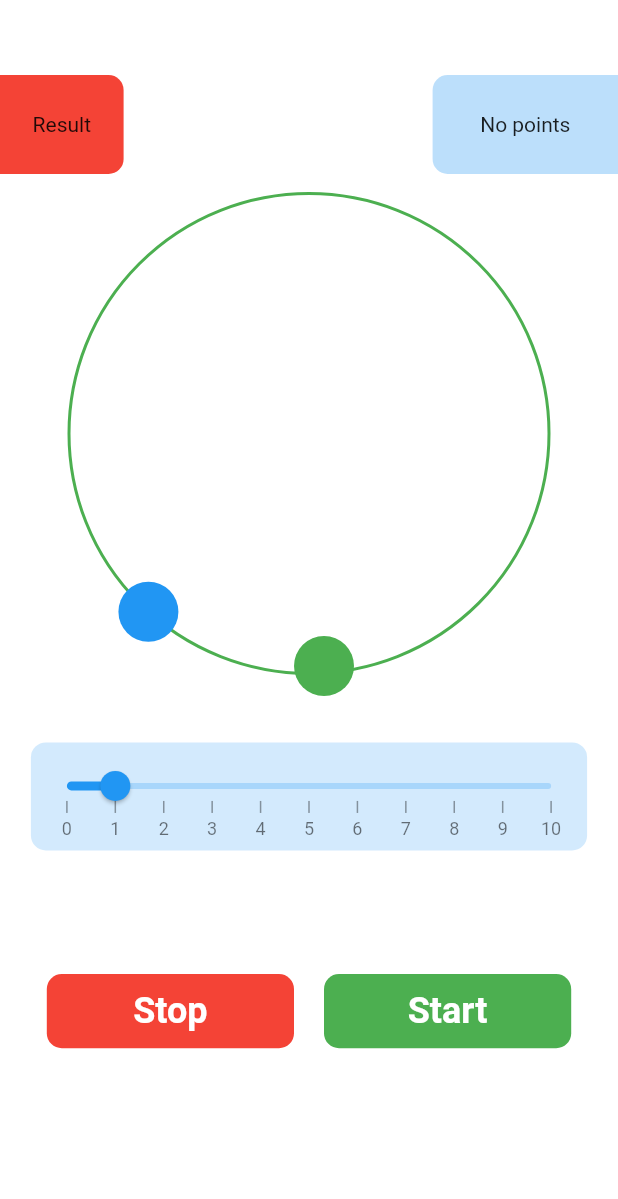
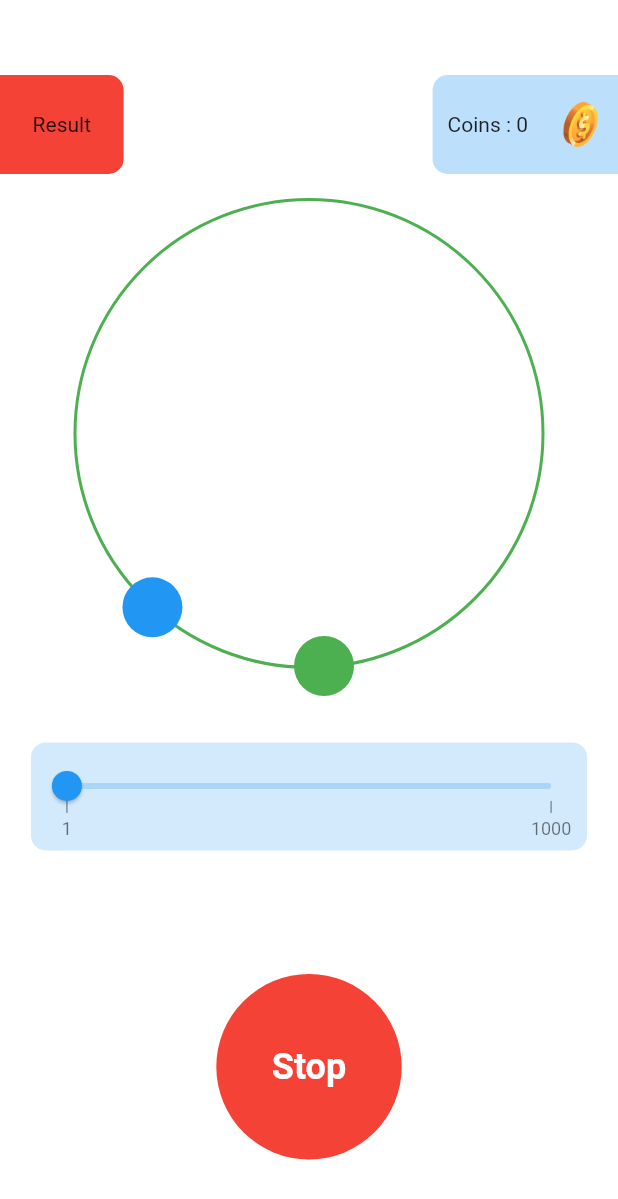
Before and after one commit to Abdulah-butt/M-I, a Flutter app: the HomeScreen screen opened by its route, after a tap on "Start", on a phone screen of 412 x 824 dp. Shown: the top 1199 px of the screen. Run offline on Flutter 3.47's test engine with Material 2 defaults, Android fonts, the phone set to English and light mode, and no system bars; drawn by our look-alikes of syncfusion_flutter_sliders; our stand-ins replace cloud_firestore, firebase_auth, firebase_core, flutter_svg, fluttertoast, google_sign_in and 1 more; missing offline and left inert: flutter_facebook_auth; accounts and stored records are empty.

Commit message:
axis fixed

```diff
--- a/lib/view/home_screen.dart
+++ b/lib/view/home_screen.dart
@@ -87,10 +87,26 @@ class _PlanetsState extends State<HomeScreen> with TickerProviderStateMixin {
                         stream: getPoints(),
                         builder: (context, snapshot) {
                           if (!snapshot.hasData) {
-                            return Center(child: Text('Getting points....'));
+                            return Center(
+                                child: Row(
+                                  mainAxisAlignment: MainAxisAlignment.spaceAround,
+                                  children: [
+                                    Text(
+                                        'Getting coins...'),
+                                    Image.asset(AssetsPath.coinPath,height: 30,width: 30,)
+                                  ],
+                                ));
                           }
                           if (snapshot.data!.size == 0) {
-                            return Center(child: Text('No points'));
+                            return Center(
+                                child: Row(
+                                  mainAxisAlignment: MainAxisAlignment.spaceAround,
+                                  children: [
+                                    Text(
+                                        'Coins : 0'),
+                                    Image.asset(AssetsPath.coinPath,height: 30,width: 30,)
+                                  ],
+                                ));
                           }
                           return Center(
                               child: Row(
@@ -129,21 +145,26 @@ class _PlanetsState extends State<HomeScreen> with TickerProviderStateMixin {
                   color: Colors.blue.withOpacity(0.2)),
               width: width * 0.9,
               child: SfSlider(
-                min: 0.0,
-                max: 10.0,
+                min: 1.0,
+                max: 1000.0,
                 value: _value,
-                interval: 1,
+                interval: 999,
                 showTicks: true,
                 showLabels: true,
                 enableTooltip: true,
-               // minorTicksPerInterval: 1,
+                minorTicksPerInterval: 50,
                 onChanged: (value) {
                   setState(() {
                     _value = value;
                     int range = value.toInt();
-                    int speed = 11 - range;
-                    _controller!.duration = Duration(seconds: speed);
-
+                    print("speed is $range");
+                    if(range==1000){
+                      _controller!.duration = Duration(milliseconds: 10);
+                    }
+                    else{
+                      int speed = 1000 - range;
+                      _controller!.duration = Duration(milliseconds:speed*2);
+                    }
                     _controller?.forward();
                     _controller?.repeat();
                   });
@@ -153,19 +174,22 @@ class _PlanetsState extends State<HomeScreen> with TickerProviderStateMixin {
             SizedBox(
               height: height * 0.1,
             ),
-            Row(
-              mainAxisAlignment: MainAxisAlignment.center,
-              crossAxisAlignment: CrossAxisAlignment.center,
-              children: [
-                InkWell(
+            GestureDetector(
               child: Container(
-                    width: width * 0.40,
-                    height: height * 0.06,
-                    child: Padding(
+                //width: width * 0.40,
+                 height: height * 0.15,
+                child:  Padding(
                   padding: const EdgeInsets.symmetric(
                       horizontal: 30.0, vertical: 5),
                   child: Center(
-                        child: Text(
+                    child: isStop?const Text(
+                      "Start",
+                      style: TextStyle(
+                        fontWeight: FontWeight.bold,
+                        fontSize: 24,
+                        color: Colors.white,
+                      ),
+                    ):const Text(
                       "Stop",
                       style: TextStyle(
                         fontWeight: FontWeight.bold,
@@ -176,10 +200,28 @@ class _PlanetsState extends State<HomeScreen> with TickerProviderStateMixin {
                   ),
                 ),
                 decoration: BoxDecoration(
-                        borderRadius: BorderRadius.circular(10),
-                        color: Colors.red),
+                  shape: BoxShape.circle,
+                 //   borderRadius: BorderRadius.circular(10),
+                    color: isStop?Colors.green:Colors.red),
               ),
               onTap: () {
+                isStop?startAction():stopAction();
+              },
+            ),
+          ],
+        ),
+      ),
+    );
+  }
+
+  startAction(){
+    _controller?.forward();
+    _controller?.repeat();
+    setState(() {
+      isStop = false;
+    });
+  }
+  stopAction(){
     _controller?.stop();
     bool check = AtomPaint.checkCordination();
     isStop = true;
@@ -196,49 +238,10 @@ class _PlanetsState extends State<HomeScreen> with TickerProviderStateMixin {
         result = "Loss!";
       });
     }
-                  },
-                ),
-                SizedBox(
-                  width: 20,
-                ),
-                InkWell(
-                  child: Container(
-                    width: width * 0.40,
-                    height: height * 0.06,
-                    child: Padding(
-                      padding: const EdgeInsets.symmetric(
-                          horizontal: 30.0, vertical: 5),
-                      child: Center(
-                        child: Text(
-                          "Start",
-                          style: TextStyle(
-                            fontWeight: FontWeight.bold,
-                            fontSize: 24,
-                            color: Colors.white,
-                          ),
-                        ),
-                      ),
-                    ),
-                    decoration: BoxDecoration(
-                        borderRadius: BorderRadius.circular(10),
-                        color: Colors.green),
-                  ),
-                  onTap: () {
-                    _controller?.forward();
-                    _controller?.repeat();
-                    setState(() {
-                      isStop = false;
-                    });
-                  },
-                ),
-              ],
-            ),
-          ],
-        ),
-      ),
-    );
   }
+
 }
+
 
 var offset;
 
@@ -262,7 +265,7 @@ class AtomPaint extends CustomPainter {
     drawAxis(
         value,
         canvas,
-        160,
+        156,
         Paint()
           ..color = isStop
               ? _isMatch
@@ -343,10 +346,11 @@ class AtomPaint extends CustomPainter {
     // }
   }
 
+
   static bool isXAxisNear() {
     print("////current position is ${offset1.dx},${offset1.dy}");
-    // giving margin of 7;
-    if (offset1!.dx >= offset.dx - 7 && offset1.dx <= offset.dx + 7) {
+    // giving margin of 1;
+    if (offset1!.dx >= offset.dx - 1 && offset1.dx <= offset.dx + 1) {
       return true;
     } else {
       return false;
@@ -354,8 +358,8 @@ class AtomPaint extends CustomPainter {
   }
 
   static bool isYAxisNear() {
-    // giving margin of 7;
-    if (offset1!.dy >= offset.dy - 7 && offset1.dy <= offset.dy + 7) {
+    // giving margin of 3;
+    if (offset1!.dy >= offset.dy - 3 && offset1.dy <= offset.dy + 3) {
       return true;
     } else {
       return false;
--- a/lib/view/signin_screen.dart
+++ b/lib/view/signin_screen.dart
@@ -67,7 +67,7 @@ class _SignInScreenState extends State<SignInScreen> {
               child: Container(
                 width: ScreenSize.width * 0.9,
                 height: 50,
-                child: Center(child:Text("Continue As guest", style: TextStyle(fontSize: 14,color: blueTextColor),),),
+                child: Center(child:Text("Continue as Guest", style: TextStyle(fontSize: 14,color: blueTextColor),),),
                 decoration:textFieldDecoration(),
               ),
             )
```
Also changed, not shown: lib/view/guest_screen.dart (+49 -63 lines). Lines whose indentation alone changed are shown as unchanged.
